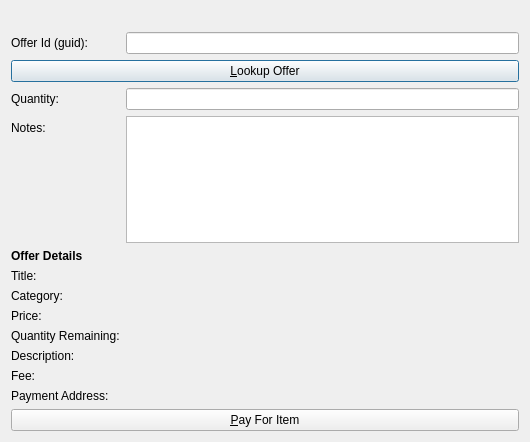
First picture: the form in src/qt/forms/acceptandpayofferlistpage.ui, repository syscoin/syscoin1, before the edit.
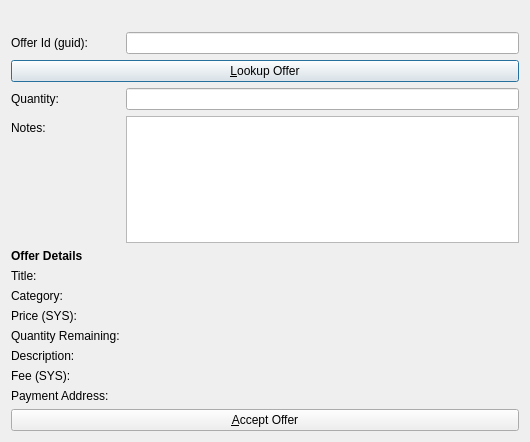
Second picture: the form after the edit. Icons and pictures are not drawn.

Commit message:
improve offer qt pay flow
refactor code and simply process

What changed in the file:
```diff
--- a/src/qt/forms/acceptandpayofferlistpage.ui
+++ b/src/qt/forms/acceptandpayofferlistpage.ui
@@ -137,7 +137,7 @@
      <item row="13" column="0">
       <widget class="QLabel" name="label_5">
        <property name="text">
-        <string>Price:</string>
+        <string>Price (SYS):</string>
        </property>
       </widget>
      </item>
@@ -197,7 +197,7 @@
      <item row="16" column="0">
       <widget class="QLabel" name="label_8">
        <property name="text">
-        <string>Fee:</string>
+        <string>Fee (SYS):</string>
        </property>
       </widget>
      </item>
@@ -242,7 +242,7 @@
    <item>
     <widget class="QPushButton" name="acceptButton">
      <property name="text">
-      <string>&amp;Pay For Item</string>
+      <string>&amp;Accept Offer</string>
      </property>
      <property name="icon">
       <iconset resource="../bitcoin.qrc">
```
Left out of the diff: 8 changed lines with no effect on the pictures. The commit also changes 4 other files.
